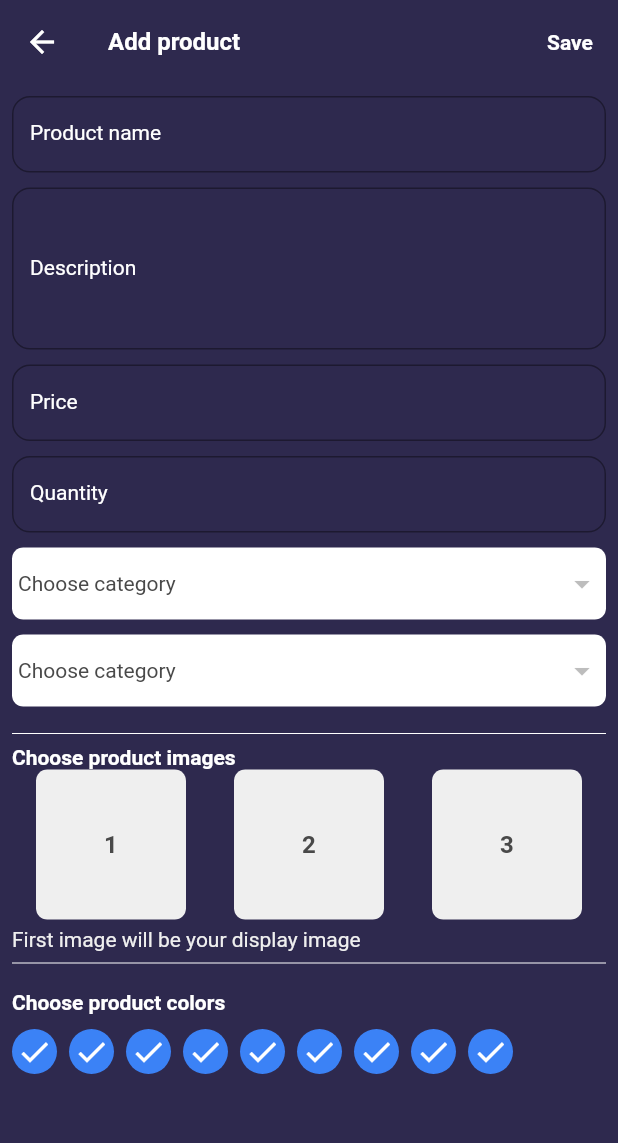
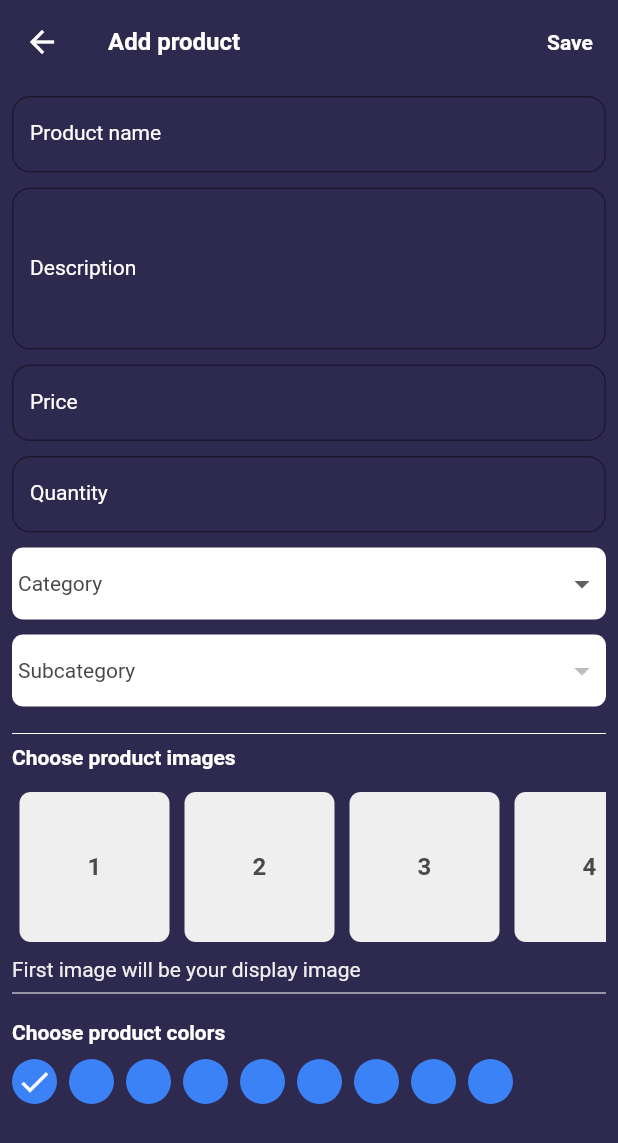
Before and after one commit to emilkaagni/sharkMart_seller, a Flutter app: the ProductsScreen screen opened directly, after a tap on the "add" icon, on a phone screen of 412 x 824 dp. Shown: the top 1143 px of the screen. Run offline on Flutter 3.47's test engine with Material 2 defaults, Android fonts, the phone set to English and light mode, and no system bars; our stand-ins replace cloud_firestore, firebase_auth, firebase_core, firebase_storage, get, image_picker and 1 more; accounts and stored records are empty.

Commit message:
connected Products screen with the firebase and made add product section page functional

```diff
--- a/lib/controllers/products_controller.dart
+++ b/lib/controllers/products_controller.dart
@@ -1,3 +1,65 @@
+import 'dart:io';
+
+import 'package:flutter/services.dart';
 import 'package:get/get.dart';
+import 'package:image_picker/image_picker.dart';
 
-class ProductsController extends GetxController
+import '../const/const.dart';
+import '../models/category_model.dart';
+
+class ProductsController extends GetxController{
+//  textfield controllers
+
+  var pnameController = TextEditingController();
+  var pdescController = TextEditingController();
+  var ppriceController = TextEditingController();
+  var pquantitycontroller=TextEditingController();
+
+  var categoryList = <String>[].obs;
+  var subcategoryList = <String>[].obs;
+  List<Category> category = [];
+  var pImagesList = RxList<dynamic>.generate(6, (index) => null);
+
+  var categoryvalue = ''.obs;
+  var subcategoryvalue = ''.obs;
+  var selectedColorIndex = 0.obs;
+
+  getCategories()async{
+    var data = await rootBundle.loadString("lib/services/category_model.json");
+    var cat = categoryModelFromJson(data);
+    category = cat.categories;
+
+  }
+
+  populateCategoryList(){
+    categoryList.clear();
+
+    for(var item in category){
+      categoryList.add(item.name);
+    }
+  }
+
+  populateSubcategoryList(cat){
+    subcategoryList.clear();
+
+    var data = category.where((element) => element.name == cat).toList();
+
+    for (var i = 0; i < data.first.subcategory.length; i++){
+      subcategoryList.add(data.first.subcategory[i]);
+    }
+  }
+
+  pickImage(index, context)async{
+    try{
+      final img = await ImagePicker().pickImage(source: ImageSource.gallery, imageQuality: 80);
+      if(img == null){
+        return;
+      }else{
+        pImagesList[index] = File(img.path);
+      }
+    }catch(e){
+      VxToast.show(context, msg: e.toString());
+
+    }
+  }
+}
--- a/lib/views/products_screen/add_product.dart
+++ b/lib/views/products_screen/add_product.dart
@@ -1,5 +1,6 @@
 import 'package:Indi_seller/const/colors.dart';
 import 'package:Indi_seller/const/const.dart';
+import 'package:Indi_seller/controllers/products_controller.dart';
 import 'package:Indi_seller/views/products_screen/components/product_dropdown.dart';
 import 'package:Indi_seller/views/products_screen/components/product_images.dart';
 import 'package:Indi_seller/views/widgets/custom_texfield.dart';
@@ -13,7 +14,7 @@ class AddProduct extends StatelessWidget {
   @override
   Widget build(BuildContext context) {
 
-
+    var controller = Get.find<ProductsController>();
 
     return Scaffold(
       backgroundColor: purpleColor,
@@ -35,34 +36,52 @@ class AddProduct extends StatelessWidget {
           child: Column(
             crossAxisAlignment: CrossAxisAlignment.start,
             children: [
-              customTextField(hint: "eg. T-shirt", label: "Product name"),
+              customTextField(hint: "eg. T-shirt", label: "Product name", controller: controller.pnameController),
               10.heightBox,
-              customTextField(hint: "eg. Oversize t-shirt", label: "Description", isDesc: true),
+              customTextField(hint: "eg. Oversize t-shirt", label: "Description", isDesc: true, controller: controller.pdescController),
               10.heightBox,
-              customTextField(hint: "eg. \$100", label: "Price"),
+              customTextField(hint: "eg. \$100", label: "Price", controller: controller.ppriceController),
               10.heightBox,
-              customTextField(hint: "eg. 20", label: "Quantity"),
+              customTextField(hint: "eg. 20", label: "Quantity",controller: controller.pquantitycontroller),
               10.heightBox,
-              productDropdown(),
+              productDropdown("Category", controller.categoryList, controller.categoryvalue, controller),
               10.heightBox,
-              productDropdown(),
+              productDropdown("Subcategory", controller.subcategoryList, controller.subcategoryvalue, controller),
               10.heightBox,
               const Divider(color: white),
               boldText(text: "Choose product images"),
-              Row(
+              10.heightBox,
+              Obx(() => SingleChildScrollView(
+                scrollDirection: Axis.horizontal,
+                child: Row(
                   mainAxisAlignment: MainAxisAlignment.spaceAround,
                   children: List.generate(
-                    3,
-                        (index) => productImages(label: "${index + 1}"),
-                )
+                    6,
+                        (index) => Padding(
+                          padding: const EdgeInsets.all(5.0),
+                          child: controller.pImagesList[index] != null
+                          ? Image.file(
+                      controller.pImagesList[index],
+                      width: 100,
+                    ).onTap(() {
+                      controller.pickImage(index, context);
+                    })
+                          : productImages(
+                      label: "${index + 1}",
+                    ).onTap(() {
+                      controller.pickImage(index, context);
+                    }),
                         ),
+                  ),
+                ),
+              )),
               5.heightBox,
               normalText(text: "First image will be your display image", color: lightGrey),
               const Divider(color: white),
               10.heightBox,
               boldText(text: "Choose product colors"),
               10.heightBox,
-              Wrap(
+              Obx(()=>Wrap(
                   spacing: 8.0,
                   runSpacing: 8.0,
                   children: List.generate(
@@ -71,18 +90,17 @@ class AddProduct extends StatelessWidget {
                             alignment: Alignment.center,
                             children: [
                               VxBox(
-                                // child: normalText(
-                                //     text: index,
-                                //     size: 22.0
-                                // )
+                                  // child: normalText(text: index, size: 22.0)
                               )
-                                .color(Vx.randomPrimaryColor)
-                                .roundedFull
-                                .size(30, 30)
-                                .make(),
-                            const Icon(Icons.done, color: white)
+                                  .color(Vx.randomPrimaryColor).roundedFull.size(30, 30).make().onTap(() {
+                                    controller.selectedColorIndex.value = index;
+                              }),
+                              controller.selectedColorIndex.value == index
+                                  ? const Icon(Icons.done, color: white)
+                                  : const SizedBox(),
                             ],
                           )),
+                ),
               ),
             ],
           ),
--- a/lib/views/products_screen/components/product_dropdown.dart
+++ b/lib/views/products_screen/components/product_dropdown.dart
@@ -1,16 +1,31 @@
 import 'package:Indi_seller/const/const.dart';
+import 'package:Indi_seller/controllers/products_controller.dart';
 import 'package:Indi_seller/views/widgets/text_style.dart';
 import 'package:flutter/cupertino.dart';
 import 'package:flutter/material.dart';
+import 'package:get/get.dart';
 
-Widget productDropdown(){
-  return DropdownButtonHideUnderline(
-    child: DropdownButton<String>(
-      hint: normalText(text: "Choose category", color: fontGrey),
-      value: null,
-      isExpanded: true,
-      items: const[],
-      onChanged: (value){},
-    ),
-  ).box.white.padding(const EdgeInsets.symmetric(horizontal: 4)).roundedSM.make();
+Widget productDropdown(hint, List<String> list, dropvalue, ProductsController controller){
+  return Obx(
+        ()=> DropdownButtonHideUnderline(
+          child: DropdownButton(
+            hint: normalText(text: "$hint", color: fontGrey),
+            value: dropvalue.value == ''? null : dropvalue.value,
+            isExpanded: true,
+            items: list.map((e){
+              return DropdownMenuItem(
+                value: e,
+                child: e.toString().text.make(),
+          );
+        }).toList(),
+        onChanged: (newValue){
+          if(hint == "Category"){
+            controller.subcategoryvalue.value = '';
+            controller.populateSubcategoryList(newValue.toString());
+          }
+          dropvalue.value = newValue.toString();
+        },
+      ),
+    ).box.white.padding(const EdgeInsets.symmetric(horizontal: 4)).roundedSM.make(),
+  );
 }
--- a/lib/views/products_screen/products_screen.dart
+++ b/lib/views/products_screen/products_screen.dart
@@ -1,4 +1,5 @@
 import 'package:Indi_seller/const/const.dart';
+import 'package:Indi_seller/controllers/products_controller.dart';
 import 'package:Indi_seller/services/store_services.dart';
 import 'package:Indi_seller/views/products_screen/add_product.dart';
 import 'package:Indi_seller/views/products_screen/product_details.dart';
@@ -18,10 +19,15 @@ class ProductsScreen extends StatelessWidget {
 
   @override
   Widget build(BuildContext context) {
+
+    var controller = Get.put(ProductsController());
+
     return Scaffold(
       floatingActionButton: FloatingActionButton(
         backgroundColor: purpleColor,
-        onPressed: (){
+        onPressed: ()async{
+          await controller.getCategories();
+          controller.populateCategoryList();
           Get.to(()=> const AddProduct());
         },
         child: const Icon(Icons.add),),
```
Lines whose indentation alone changed are shown as unchanged.
